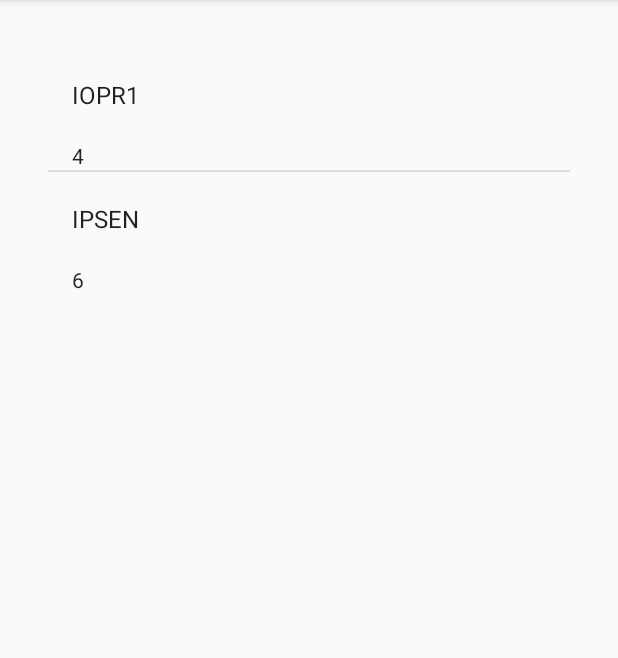
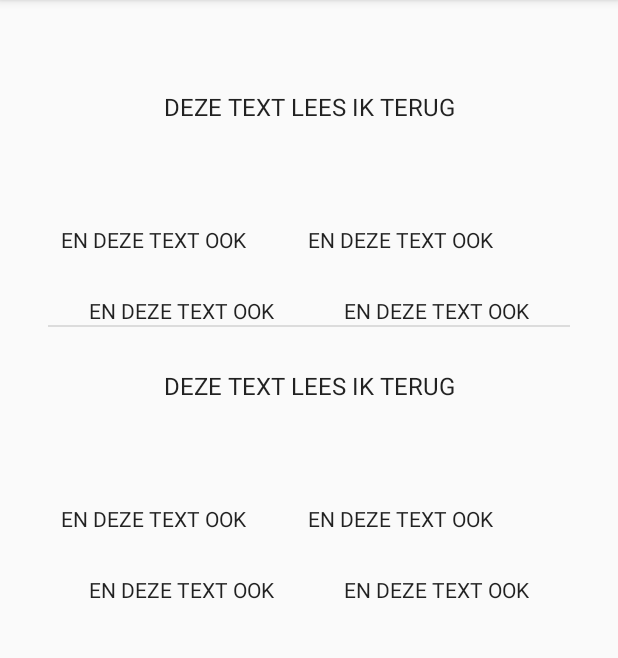
Before and after one commit to mjboere/IKPMD_2019_Les1, an Android app: the CourseListActivity screen opened directly, with no data from a screen before it, on a phone screen of 412 x 824 dp, the part 84-742 px from its top. Run offline under Robolectric (Android 15) with nearby library versions, the phone set to English and light mode, and no system bars; 2 statements that could not run were skipped.

Commit message:
Added more code for les 3 CarList extended.

```diff
--- a/app/src/main/AndroidManifest.xml
+++ b/app/src/main/AndroidManifest.xml
@@ -12,6 +12,7 @@
         android:supportsRtl="true"
         android:theme="@style/AppTheme">
         <activity android:name=".list.CourseListActivity" />
+        <activity android:name=".list.CarListActivity" />
         <activity
             android:name=".Les3Activity"
             android:label="@string/title_activity_les3"
--- a/app/src/main/java/boere/a2019_college1/database/DatabaseInfo.java
+++ b/app/src/main/java/boere/a2019_college1/database/DatabaseInfo.java
@@ -16,9 +16,9 @@ public class DatabaseInfo {
         public static final String KLEUR = "kleur";
     }
 
-/*
+
     public class CourseTables {
-        public static final String COURSE = "course";
+        public static final String COURSETABLE = "course";
     }
 
     public class CourseColumn {
@@ -27,7 +27,7 @@ public class DatabaseInfo {
         public static final String CODE = "code";
         public static final String GRADE = "grade";
     }
-*/
+
 
 
 }
--- a/app/src/main/java/boere/a2019_college1/list/CourseListActivity.java
+++ b/app/src/main/java/boere/a2019_college1/list/CourseListActivity.java
@@ -6,27 +6,16 @@ import android.view.View;
 import android.widget.AdapterView;
 import android.widget.ListView;
 import android.widget.Toast;
-
 import java.util.ArrayList;
 import java.util.List;
-
 import boere.a2019_college1.R;
 import boere.a2019_college1.models.Course;
 
-//import nl.mjboere.ikpmd_college1.R;
-//import nl.mjboere.ikpmd_college1.models.CourseModel;
-
-/**
- * Created by mjboere on 28-11-2017.
- * De lijst zelf
- *
- */
 public class CourseListActivity extends AppCompatActivity {
 
     private ListView mListView;
     private CourseListAdapter mAdapter;
     private List<Course> courseModels = new ArrayList<>();
-    // WE MAY NEED A METHOD TO FILL THIS. WE COULD RETRIEVE THE DATA FROM AN ONLINE JSON SOURCE
 
     @Override
     protected void onCreate(Bundle savedInstanceState) {
@@ -35,16 +24,22 @@ public class CourseListActivity extends AppCompatActivity {
 
         mListView = (ListView) findViewById(R.id.my_list_view);
         mListView.setOnItemClickListener(new AdapterView.OnItemClickListener() {
-                                             @Override
-                                             public void onItemClick(AdapterView<?> adapterView, View view, int position, long l) {
-                                                 Toast t = Toast.makeText(CourseListActivity.this,"Click" + position,Toast.LENGTH_LONG);
-                                                 t.show();
-                                             }
-                                         }
-        );
-        courseModels.add(new Course("IOPR1", "4", "10", "2"));             // DUMMY DATA
-        courseModels.add(new Course("IPSEN", "6", "10", "2"));             // DUMMY DATA
+             @Override
+             public void onItemClick(AdapterView<?> adapterView, View view, int position, long l) {
+                Toast t = Toast.makeText(CourseListActivity.this,
+                     "Click" + position,Toast.LENGTH_LONG);
+                t.show();
+             }
+        });
+
+        fillTheModels();
         mAdapter = new CourseListAdapter(CourseListActivity.this, 0, courseModels);
         mListView.setAdapter(mAdapter);
     }
+
+
+    private void fillTheModels(){
+        courseModels.add(new Course("IOPR1", "4", "10", "2"));             // DUMMY DATA
+        courseModels.add(new Course("IPSEN", "6", "10", "2"));
+    }
 }
--- a/app/src/main/res/layout/view_content_row.xml
+++ b/app/src/main/res/layout/view_content_row.xml
@@ -1,30 +1,89 @@
 <?xml version="1.0" encoding="utf-8"?>
-<LinearLayout xmlns:android="http://schemas.android.com/apk/res/android"
+<android.support.constraint.ConstraintLayout xmlns:android="http://schemas.android.com/apk/res/android"
+    xmlns:app="http://schemas.android.com/apk/res-auto"
+    xmlns:tools="http://schemas.android.com/tools"
     android:orientation="vertical"
     android:layout_width="match_parent"
     android:layout_height="match_parent"
     android:background="?android:attr/selectableItemBackground" >
 
     <TextView
-        android:id="@+id/subject_name"
+        android:id="@+id/subject_kleur"
         android:layout_width="wrap_content"
         android:layout_height="wrap_content"
+        android:layout_marginStart="8dp"
+        android:layout_marginTop="8dp"
+        android:layout_marginEnd="8dp"
         android:paddingLeft="16dp"
+        android:paddingTop="20dp"
         android:paddingRight="16dp"
-        android:paddingTop="20dp"
         android:text=" DEZE TEXT LEES IK TERUG "
         android:textAppearance="@style/TextAppearance.AppCompat.Subhead"
-        />
+        app:layout_constraintEnd_toEndOf="parent"
+        app:layout_constraintStart_toStartOf="parent"
+        app:layout_constraintTop_toTopOf="parent" />
 
     <TextView
-        android:id="@+id/subject_code"
+        android:id="@+id/subject_merk"
         android:layout_width="wrap_content"
         android:layout_height="wrap_content"
+        android:layout_marginStart="8dp"
+        android:layout_marginTop="48dp"
+        android:layout_marginEnd="8dp"
         android:paddingLeft="16dp"
+        android:paddingTop="20dp"
         android:paddingRight="16dp"
-        android:paddingTop="20dp"
         android:text=" EN DEZE TEXT OOK "
         android:textAppearance="@style/TextAppearance.AppCompat.Body1"
-        />
+        app:layout_constraintEnd_toStartOf="@+id/subject_type"
+        app:layout_constraintHorizontal_bias="0.8"
+        app:layout_constraintStart_toStartOf="parent"
+        app:layout_constraintTop_toBottomOf="@+id/subject_kleur" />
 
-</LinearLayout>
+    <TextView
+        android:id="@+id/subject_type"
+        android:layout_width="wrap_content"
+        android:layout_height="wrap_content"
+        android:layout_marginTop="48dp"
+        android:layout_marginEnd="32dp"
+        android:paddingLeft="16dp"
+        android:paddingTop="20dp"
+        android:paddingRight="16dp"
+        android:text=" EN DEZE TEXT OOK "
+        android:textAppearance="@style/TextAppearance.AppCompat.Body1"
+        app:layout_constraintEnd_toEndOf="parent"
+        app:layout_constraintTop_toBottomOf="@+id/subject_kleur" />
+
+    <TextView
+        android:id="@+id/subject_aantalDeuren"
+        android:layout_width="wrap_content"
+        android:layout_height="wrap_content"
+        android:layout_marginTop="8dp"
+        android:layout_marginEnd="8dp"
+        android:paddingLeft="16dp"
+        android:paddingTop="20dp"
+        android:paddingRight="16dp"
+        android:text=" EN DEZE TEXT OOK "
+        android:textAppearance="@style/TextAppearance.AppCompat.Body1"
+        app:layout_constraintEnd_toEndOf="parent"
+        app:layout_constraintTop_toBottomOf="@+id/subject_type" />
+
+    <TextView
+        android:id="@+id/subject_prijs"
+        android:layout_width="wrap_content"
+        android:layout_height="wrap_content"
+        android:layout_marginStart="8dp"
+        android:layout_marginTop="8dp"
+        android:layout_marginEnd="8dp"
+        android:paddingLeft="16dp"
+        android:paddingTop="20dp"
+        android:paddingRight="16dp"
+        android:text=" EN DEZE TEXT OOK "
+        android:textAppearance="@style/TextAppearance.AppCompat.Body1"
+        app:layout_constraintEnd_toStartOf="@+id/subject_aantalDeuren"
+        app:layout_constraintStart_toStartOf="parent"
+        app:layout_constraintTop_toBottomOf="@+id/subject_merk" />
+
+
+
+</android.support.constraint.ConstraintLayout>
```
Also changed, not shown: app/src/main/java/boere/a2019_college1/Les3Activity.java (+7 -2 lines), app/src/main/java/boere/a2019_college1/database/DatabaseHelper.java (+7 -0 lines), app/src/main/java/boere/a2019_college1/list/CarListActivity.java (added, +58 -0 lines), app/src/main/java/boere/a2019_college1/list/CarListAdapter.java (added, +56 -0 lines), app/src/main/res/layout/activity_carlist.xml (added, +14 -0 lines), app/src/main/res/layout/content_les3.xml (+14 -1 lines), app/src/main/res/layout/view_car_content_row.xml (added, +30 -0 lines), app/src/main/java/boere/a2019_college1/volley/GsonRequest.java (line endings or trailing spaces).
